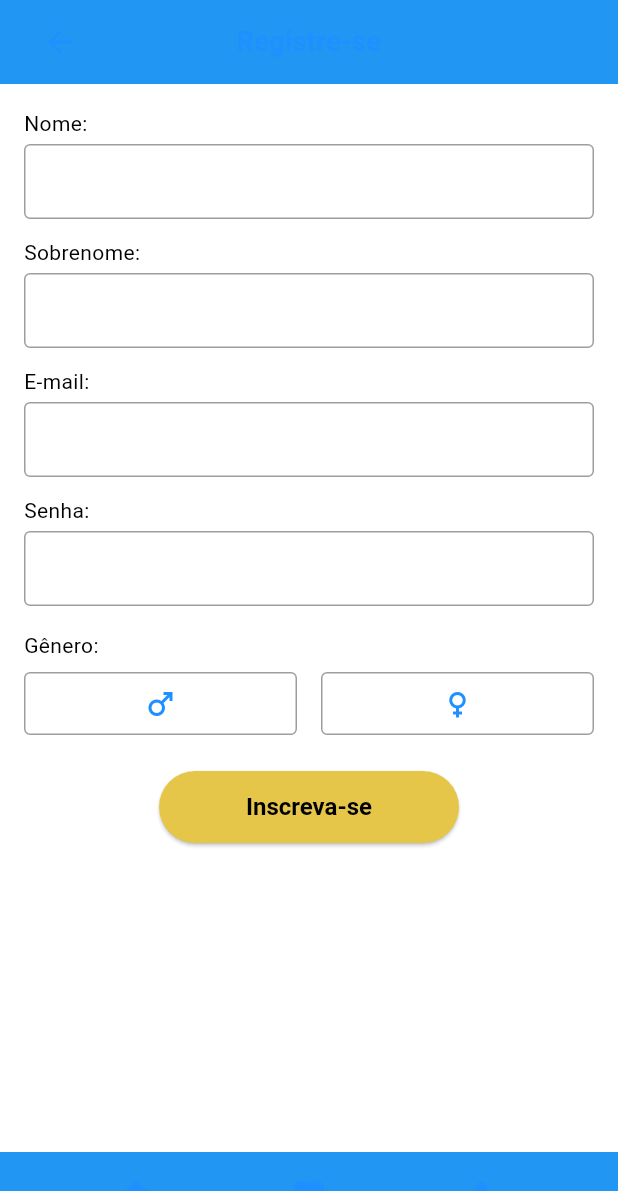
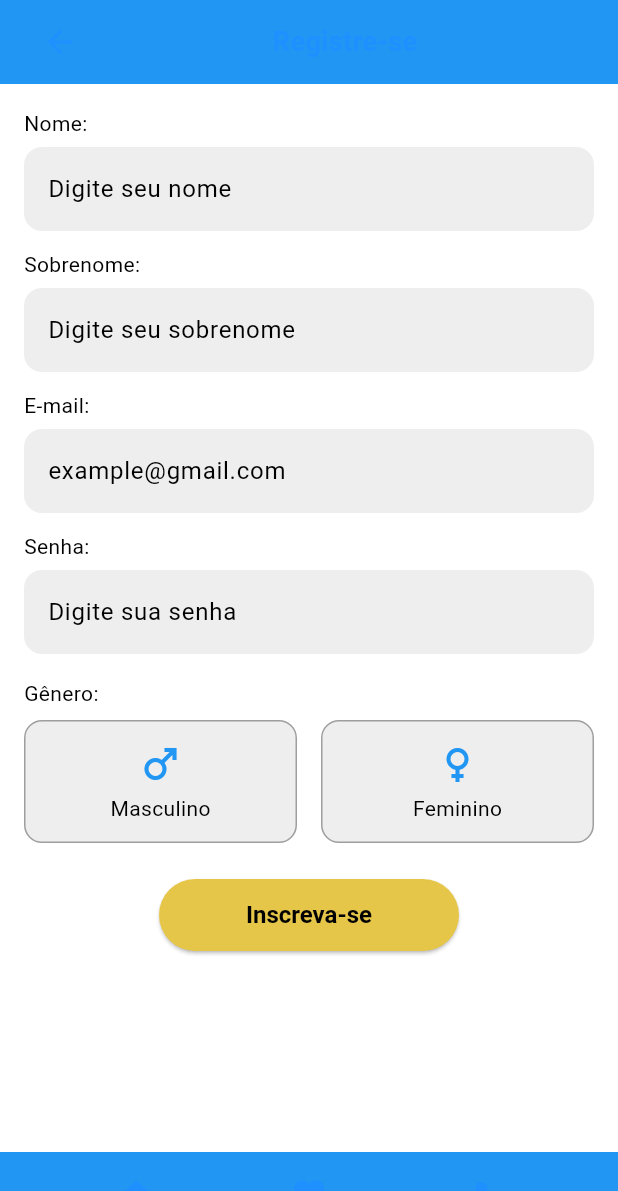
Before and after one commit to Amparo-Coletivo/fatec-dsm-pi-5sem, a Flutter app: the screen it shows after launch, after a tap on the "menu" icon, after a tap on "Registro", on a phone screen of 412 x 824 dp. Shown: the top 1191 px of the screen. Run offline on Flutter 3.47's test engine with Material 3 defaults, Android fonts, the phone set to English and light mode, and no system bars; our stand-ins replace skeletonizer, supabase_flutter; accounts and stored records are empty.

Commit message:
Big Update

```diff
--- a/Code/amparo_coletivo/lib/pages/home_page.dart
+++ b/Code/amparo_coletivo/lib/pages/home_page.dart
@@ -1,6 +1,7 @@
 import 'package:flutter/material.dart';
 import 'package:skeletonizer/skeletonizer.dart';
-import 'package:amparo_coletivo/widgets/custom_drawer.dart';
+import 'package:amparo_coletivo/shared/widgets/custom_drawer.dart';
+import 'package:amparo_coletivo/config/theme_config.dart';
 
 class HomePage extends StatefulWidget {
   const HomePage({super.key});
@@ -10,25 +11,23 @@ class HomePage extends StatefulWidget {
 }
 
 class _HomePageState extends State<HomePage> {
-  bool _loading = true; // Controla se os dados ainda estão carregando
+  bool _loading = true;
 
   @override
   void initState() {
     super.initState();
-    _loadData(); // Simula o carregamento de dados
+    _loadData();
   }
 
-  // Simula uma requisição de dados com atraso
   Future<void> _loadData() async {
-    await Future.delayed(const Duration(seconds: 3));
+    await Future.delayed(const Duration(seconds: 2));
     setState(() {
       _loading = false;
     });
   }
 
-  // Função chamada ao realizar logout
   void _handleLogout() {
-    Navigator.of(context).pop(); // Fecha o drawer
+    Navigator.of(context).pop();
     ScaffoldMessenger.of(context).showSnackBar(
       const SnackBar(content: Text('Logout efetuado')),
     );
@@ -38,141 +37,174 @@ class _HomePageState extends State<HomePage> {
   Widget build(BuildContext context) {
     return Scaffold(
       appBar: AppBar(
-        title: const Text("Mural das ONG's"),
+        title: const Text("Mural das Ongs"),
         backgroundColor: Colors.lightBlue,
         leading: Builder(
           builder: (context) => IconButton(
             icon: const Icon(Icons.menu),
-            onPressed: () => Scaffold.of(context).openDrawer(), // Abre o drawer
+            onPressed: () => Scaffold.of(context).openDrawer(),
           ),
         ),
       ),
-      drawer: CustomDrawer(
-          onLogout: _handleLogout), // Drawer personalizado com logout
+      drawer: CustomDrawer(onLogout: _handleLogout),
       body: Skeletonizer(
-        enabled: _loading, // Ativa os skeletons durante o carregamento
-        enableSwitchAnimation: true,
+        enabled: _loading,
         child: ListView(
           padding: const EdgeInsets.all(16),
           children: [
-            _seasonalHighlights(), // Seção de campanhas sazonais
-            const SizedBox(height: 16),
-            _featuredONGCard(), // Card de destaque de uma ONG
+            const Text(
+              "Destaques sazonais:",
+              style: TextStyle(fontSize: 20, fontWeight: FontWeight.bold),
+            ),
+            const SizedBox(height: 12),
+            _seasonalCarousel(),
             const SizedBox(height: 24),
-            // Carrossel de ONGs com imagens
-            ongCarousel("ONGs aleatórias", [
-              ongItem(imagePath: 'assets/images/ong1.png'),
-              ongItem(imagePath: 'assets/images/ong2.png'),
-              ongItem(imagePath: 'assets/images/ong3.png'),
-            ]),
-            const SizedBox(
-                height: 80), // Espaço final para não encostar no bottom nav
+            const Text(
+              "Veja mais:",
+              style: TextStyle(fontSize: 20, fontWeight: FontWeight.bold),
+            ),
+            const SizedBox(height: 12),
+            _featuredONGCard(
+              imagePath: 'assets/images/ong1.png',
+              title: "Sempre ao seu lado",
+              description:
+                  "A ONG Sempre ao seu lado cuida de animais abandonados, oferece tratamentos veterinários e promove adoções conscientes. Está presente em várias cidades com voluntários dedicados.",
+            ),
           ],
         ),
       ),
     );
   }
 
-  /// Seção de Destaques Sazonais
-  Widget _seasonalHighlights() {
-    return Column(
-      crossAxisAlignment: CrossAxisAlignment.start,
-      children: const [
-        Text(
-          "Destaques Sazonais",
-          style: TextStyle(fontSize: 20, fontWeight: FontWeight.bold),
+  /// Carrossel de ONGs sazonais
+  Widget _seasonalCarousel() {
+    final List<Map<String, String>> seasonalONGs = [
+      {
+        'image': 'assets/images/ong1.png',
+        'title': 'ONG Agasalho',
+        'desc': 'Campanha do Agasalho: doe roupas e cobertores.'
+      },
+      {
+        'image': 'assets/images/natal_solidario.jpg',
+        'title': 'Natal Solidário',
+        'desc': 'Distribuição de cestas básicas e brinquedos.'
+      },
+      {
+        'image': 'assets/images/aulas.png',
+        'title': 'Volta às Aulas',
+        'desc': 'Arrecadação de mochilas e material escolar.'
+      },
+    ];
+
+    return SizedBox(
+      height: 220, // Altura suficiente para imagem e texto
+      child: ListView.separated(
+        scrollDirection: Axis.horizontal,
+        itemCount: seasonalONGs.length,
+        separatorBuilder: (_, __) => const SizedBox(width: 12),
+        itemBuilder: (context, index) {
+          final ong = seasonalONGs[index];
+          return Container(
+            width: 220,
+            decoration: BoxDecoration(
+              color: Colors.white,
+              borderRadius: BorderRadius.circular(16),
+              boxShadow: [
+                BoxShadow(
+                  blurRadius: 4,
+                  color: Colors.black12,
+                  offset: Offset(0, 2),
+                )
+              ],
             ),
-        SizedBox(height: 8),
-        Text("🧣 Campanha do Agasalho - Doe roupas de inverno!"),
-        Text("🍲 Natal Solidário - Ajude com cestas básicas."),
-        Text("📚 Volta às Aulas - Doe materiais escolares."),
-      ],
-    );
-  }
-
-  /// Card da ONG em Destaque
-  Widget _featuredONGCard() {
-    return Card(
-      clipBehavior: Clip.antiAlias,
-      shape: RoundedRectangleBorder(borderRadius: BorderRadius.circular(16)),
-      elevation: 4,
-      child: Row(
+            child: Column(
               crossAxisAlignment: CrossAxisAlignment.start,
               children: [
-          // Imagem no topo do card com borda arredondada
                 Expanded(
+                  child: ClipRRect(
+                    borderRadius:
+                        const BorderRadius.vertical(top: Radius.circular(16)),
                     child: Image.asset(
-              'assets/images/ong1.png',
-              height: 180,
+                      ong['image']!,
                       width: double.infinity,
                       fit: BoxFit.cover,
                     ),
                   ),
-          // Informações da ONG
-          Expanded(
-            flex: 2,
-            child: const Padding(
-              padding: EdgeInsets.all(12),
+                ),
+                Padding(
+                  padding: const EdgeInsets.all(8),
                   child: Column(
                     crossAxisAlignment: CrossAxisAlignment.start,
                     children: [
                       Text(
-                    "ONG Esperança Viva",
-                    style: TextStyle(fontSize: 18, fontWeight: FontWeight.bold),
+                        ong['title']!,
+                        style: TextStyle(
+                            fontWeight: FontWeight.bold,
+                            color: AppTheme.themeData.primaryColor),
                       ),
-                  SizedBox(height: 8),
+                      const SizedBox(height: 4),
                       Text(
-                    "A ONG Esperança Viva atua há mais de 10 anos acolhendo famílias em situação de vulnerabilidade com ações sociais, alimentos e educação básica.",
+                        ong['desc']!,
+                        style: TextStyle(
+                            fontSize: 12,
+                            color: Colors.grey[600]),
+                        maxLines: 2,
+                        overflow: TextOverflow.ellipsis,
                       ),
                     ],
-              ),
                   ),
                 ),
               ],
             ),
           );
+        },
+      ),
+    );
   }
 
-  /// Carrossel horizontal com lista de ONGs
-  Widget ongCarousel(String title, List<Widget> items) {
-    return Padding(
-      padding: const EdgeInsets.symmetric(vertical: 12.0, horizontal: 16),
+  /// Card de ONG em "Veja mais", com altura dinâmica do texto
+  Widget _featuredONGCard({
+    required String imagePath,
+    required String title,
+    required String description,
+  }) {
+    return Card(
+      shape: RoundedRectangleBorder(borderRadius: BorderRadius.circular(16)),
+      elevation: 3,
+      child: Padding(
+        padding: const EdgeInsets.all(12),
+        child: Row(
+          crossAxisAlignment: CrossAxisAlignment.start,
+          children: [
+            ClipRRect(
+              borderRadius: BorderRadius.circular(8),
+              child: Image.asset(
+                imagePath,
+                width: 60,
+                height: 60,
+                fit: BoxFit.cover,
+              ),
+            ),
+            const SizedBox(width: 12),
+            Expanded(
               child: Column(
                 crossAxisAlignment: CrossAxisAlignment.start,
                 children: [
                   Text(
                     title,
-            style: const TextStyle(fontSize: 18, fontWeight: FontWeight.bold),
+                    style: const TextStyle(
+                        fontSize: 16, fontWeight: FontWeight.bold),
                   ),
-          const SizedBox(height: 8),
-          SizedBox(
-            height: 110,
-            child: ListView.separated(
-              scrollDirection: Axis.horizontal,
-              itemCount: items.length,
-              separatorBuilder: (_, __) => const SizedBox(width: 12),
-              itemBuilder: (context, index) => items[index],
+                  const SizedBox(height: 6),
+                  Text(
+                    description,
+                    style: const TextStyle(fontSize: 14),
+                  ),
+                ],
               ),
             ),
           ],
         ),
-    );
-  }
-
-  /// Card individual com imagem para o carrossel de ONGs
-  Widget ongItem({String? imagePath}) {
-    return Container(
-      width: 100,
-      height: 100,
-      decoration: BoxDecoration(
-        color: Colors.grey.shade300,
-        borderRadius: BorderRadius.circular(12),
-        image: imagePath != null
-            ? DecorationImage(
-                image: AssetImage(imagePath),
-                fit: BoxFit.cover,
-              )
-            : null,
       ),
     );
   }
--- a/Code/amparo_coletivo/lib/pages/register_page.dart
+++ b/Code/amparo_coletivo/lib/pages/register_page.dart
@@ -10,6 +10,28 @@ class RegisterPage extends StatefulWidget {
 
 class _RegisterPageState extends State<RegisterPage> {
   String? _selectedGender;
+
+  InputDecoration _inputDecoration(String hint) {
+    return InputDecoration(
+      hintText: hint,
+      filled: true,
+      fillColor: Colors.grey[200],
+      contentPadding:
+          const EdgeInsets.symmetric(horizontal: 12.0, vertical: 16.0),
+      border: OutlineInputBorder(
+        borderRadius: BorderRadius.circular(12.0),
+        borderSide: const BorderSide(color: Colors.transparent),
+      ),
+      enabledBorder: OutlineInputBorder(
+        borderRadius: BorderRadius.circular(12.0),
+        borderSide: const BorderSide(color: Colors.transparent),
+      ),
+      focusedBorder: OutlineInputBorder(
+        borderRadius: BorderRadius.circular(12.0),
+        borderSide: const BorderSide(color: Colors.blue),
+      ),
+    );
+  }
 
   @override
   Widget build(BuildContext context) {
@@ -24,23 +46,20 @@ class _RegisterPageState extends State<RegisterPage> {
             child: Row(
               children: [
                 IconButton(
-                  icon: Icon(Icons.arrow_back, color: AppTheme.themeData.primaryColor),
-                  onPressed: () {
-                    Navigator.pop(context);
-                  },
+                  icon: Icon(Icons.arrow_back,
+                      color: AppTheme.themeData.primaryColor),
+                  onPressed: () => Navigator.pop(context),
                 ),
-                Expanded(
-                  child: Text(
-                    'Registre-se',
-                    textAlign: TextAlign.center,
-                    style: TextStyle(
-                      color: AppTheme.themeData.primaryColor,
-                      fontSize: 18.0,
-                      fontWeight: FontWeight.bold,
-                    ),
+                const Spacer(),
+                Text(
+                  'Registre-se',
+                  style: TextStyle(
+                    color: AppTheme.themeData.primaryColor,
+                    fontSize: 18.0,
+                    fontWeight: FontWeight.bold,
                   ),
                 ),
-                const SizedBox(width: 48.0), // Balance the back button
+                const Spacer(),
               ],
             ),
           ),
@@ -53,136 +72,44 @@ class _RegisterPageState extends State<RegisterPage> {
                 crossAxisAlignment: CrossAxisAlignment.start,
                 children: [
                   const Text('Nome:'),
-                  const SizedBox(height: 4.0),
-                  Container(
-                    decoration: BoxDecoration(
-                      border: Border.all(color: Colors.grey),
-                      borderRadius: BorderRadius.circular(4.0),
-                    ),
-                    child: const TextField(
-                      decoration: InputDecoration(
-                        contentPadding: EdgeInsets.symmetric(horizontal: 8.0),
-                        border: InputBorder.none,
-                      ),
-                    ),
+                  const SizedBox(height: 6),
+                  TextFormField(
+                      decoration: _inputDecoration('Digite seu nome')),
+                  const SizedBox(height: 12),
+                  const Text('Sobrenome:'),
+                  const SizedBox(height: 6),
+                  TextFormField(
+                      decoration: _inputDecoration('Digite seu sobrenome')),
+                  const SizedBox(height: 12),
+                  const Text('E-mail:'),
+                  const SizedBox(height: 6),
+                  TextFormField(
+                    keyboardType: TextInputType.emailAddress,
+                    decoration: _inputDecoration('example@gmail.com'),
                   ),
-
-                  const SizedBox(height: 12.0),
-                  const Text('Sobrenome:'),
-                  const SizedBox(height: 4.0),
-                  Container(
-                    decoration: BoxDecoration(
-                      border: Border.all(color: Colors.grey),
-                      borderRadius: BorderRadius.circular(4.0),
-                    ),
-                    child: const TextField(
-                      decoration: InputDecoration(
-                        contentPadding: EdgeInsets.symmetric(horizontal: 8.0),
-                        border: InputBorder.none,
-                      ),
-                    ),
+                  const SizedBox(height: 12),
+                  const Text('Senha:'),
+                  const SizedBox(height: 6),
+                  TextFormField(
+                    obscureText: true,
+                    decoration: _inputDecoration('Digite sua senha'),
                   ),
-
-                  const SizedBox(height: 12.0),
-                  const Text('E-mail:'),
-                  const SizedBox(height: 4.0),
-                  Container(
-                    decoration: BoxDecoration(
-                      border: Border.all(color: Colors.grey),
-                      borderRadius: BorderRadius.circular(4.0),
-                    ),
-                    child: const TextField(
-                      keyboardType: TextInputType.emailAddress,
-                      decoration: InputDecoration(
-                        contentPadding: EdgeInsets.symmetric(horizontal: 8.0),
-                        border: InputBorder.none,
-                      ),
-                    ),
-                  ),
-
-                  const SizedBox(height: 12.0),
-                  const Text('Senha:'),
-                  const SizedBox(height: 4.0),
-                  Container(
-                    decoration: BoxDecoration(
-                      border: Border.all(color: Colors.grey),
-                      borderRadius: BorderRadius.circular(4.0),
-                    ),
-                    child: const TextField(
-                      obscureText: true,
-                      decoration: InputDecoration(
-                        contentPadding: EdgeInsets.symmetric(horizontal: 8.0),
-                        border: InputBorder.none,
-                      ),
-                    ),
-                  ),
-
-                  const SizedBox(height: 16.0),
+                  const SizedBox(height: 16),
                   const Text('Gênero:'),
-                  const SizedBox(height: 8.0),
+                  const SizedBox(height: 8),
                   Row(
+                    mainAxisAlignment: MainAxisAlignment.center,
                     children: [
-                      Expanded(
-                        child: GestureDetector(
-                          onTap: () {
-                            setState(() {
-                              _selectedGender = 'male';
-                            });
-                          },
-                          child: Container(
-                            padding: const EdgeInsets.all(8.0),
-                            decoration: BoxDecoration(
-                              border: Border.all(
-                                color:
-                                    _selectedGender == 'male'
-                                        ? Colors.blue
-                                        : Colors.grey,
-                                width: _selectedGender == 'male' ? 2.0 : 1.0,
-                              ),
-                              borderRadius: BorderRadius.circular(4.0),
-                            ),
-                            child: Icon(
-                              Icons.male_outlined,
-                              color: AppTheme.themeData.primaryColor,
-                            ),
-                          ),
-                        ),
-                      ),
-                      const SizedBox(width: 16.0),
-                      Expanded(
-                        child: GestureDetector(
-                          onTap: () {
-                            setState(() {
-                              _selectedGender = 'female';
-                            });
-                          },
-                          child: Container(
-                            padding: const EdgeInsets.all(8.0),
-                            decoration: BoxDecoration(
-                              border: Border.all(
-                                color:
-                                    _selectedGender == 'female'
-                                        ? Colors.blue
-                                        : Colors.grey,
-                                width: _selectedGender == 'female' ? 2.0 : 1.0,
-                              ),
-                              borderRadius: BorderRadius.circular(4.0),
-                            ),
-                            child: Icon(
-                              Icons.female_outlined,
-                              color: AppTheme.themeData.primaryColor,
-                            ),
-                          ),
-                        ),
-                      ),
+                      _genderOption('male', Icons.male, 'Masculino'),
+                      const SizedBox(width: 16),
+                      _genderOption('female', Icons.female, 'Feminino'),
                     ],
                   ),
-
-                  const SizedBox(height: 24.0),
+                  const SizedBox(height: 24),
                   Center(
                     child: ElevatedButton(
                       onPressed: () {
-                        // Registration logic
+                        // lógica de cadastro
                       },
                       style: ElevatedButton.styleFrom(
                         backgroundColor: const Color(0xFFE6C649),
@@ -213,22 +140,19 @@ class _RegisterPageState extends State<RegisterPage> {
               mainAxisAlignment: MainAxisAlignment.spaceEvenly,
               children: [
                 IconButton(
-                  icon: Icon(Icons.home, color: AppTheme.themeData.primaryColor),
-                  onPressed: () {
-                    // Navigate to home
-                  },
+                  icon:
+                      Icon(Icons.home, color: AppTheme.themeData.primaryColor),
+                  onPressed: () {},
                 ),
                 IconButton(
-                  icon: Icon(Icons.favorite, color: AppTheme.themeData.primaryColor),
-                  onPressed: () {
-                    // Navigate to favorites
-                  },
+                  icon: Icon(Icons.favorite,
+                      color: AppTheme.themeData.primaryColor),
+                  onPressed: () {},
                 ),
                 IconButton(
-                  icon: Icon(Icons.person, color: AppTheme.themeData.primaryColor),
-                  onPressed: () {
-                    // Navigate to profile
-                  },
+                  icon: Icon(Icons.person,
+                      color: AppTheme.themeData.primaryColor),
+                  onPressed: () {},
                 ),
               ],
             ),
@@ -237,4 +161,36 @@ class _RegisterPageState extends State<RegisterPage> {
       ),
     );
   }
+
+  Widget _genderOption(String gender, IconData icon, String label) {
+    final isSelected = _selectedGender == gender;
+
+    return Expanded(
+      child: GestureDetector(
+        onTap: () {
+          setState(() {
+            _selectedGender = gender;
+          });
+        },
+        child: Container(
+          padding: const EdgeInsets.symmetric(vertical: 12.0),
+          decoration: BoxDecoration(
+            color: isSelected ? Colors.blue.shade50 : Colors.grey[200],
+            border: Border.all(
+              color: isSelected ? Colors.blue : Colors.grey,
+              width: isSelected ? 2.0 : 1.0,
+            ),
+            borderRadius: BorderRadius.circular(12.0),
+          ),
+          child: Column(
+            children: [
+              Icon(icon, size: 32, color: Colors.blue),
+              const SizedBox(height: 4),
+              Text(label),
+            ],
+          ),
+        ),
+      ),
+    );
+  }
 }
```
Lines whose indentation alone changed are shown as unchanged.
